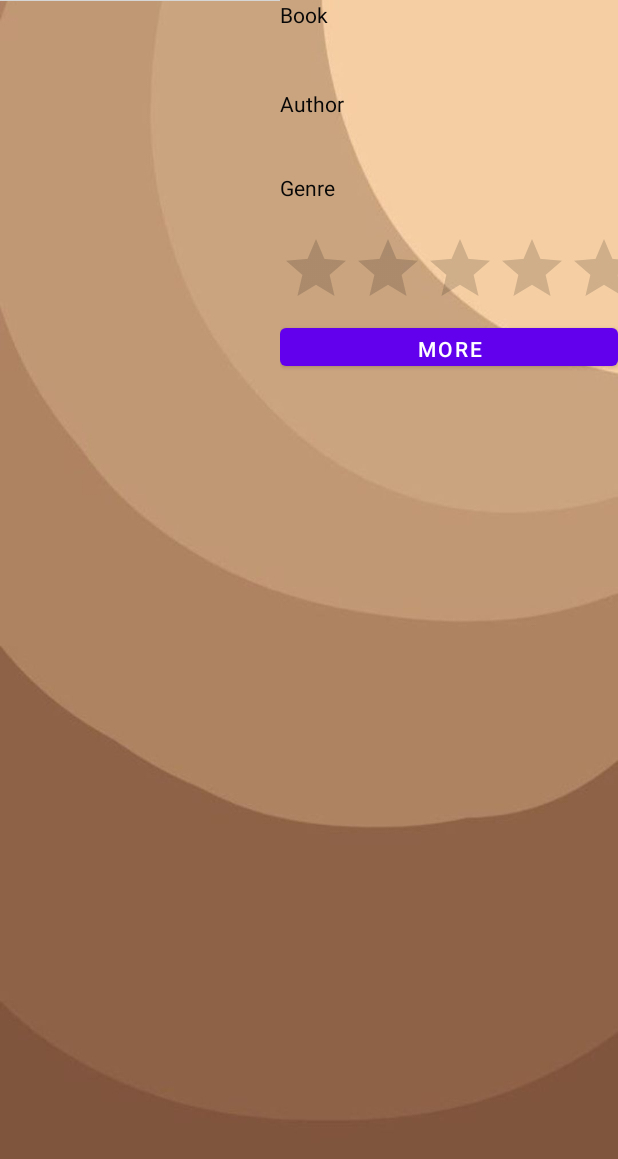
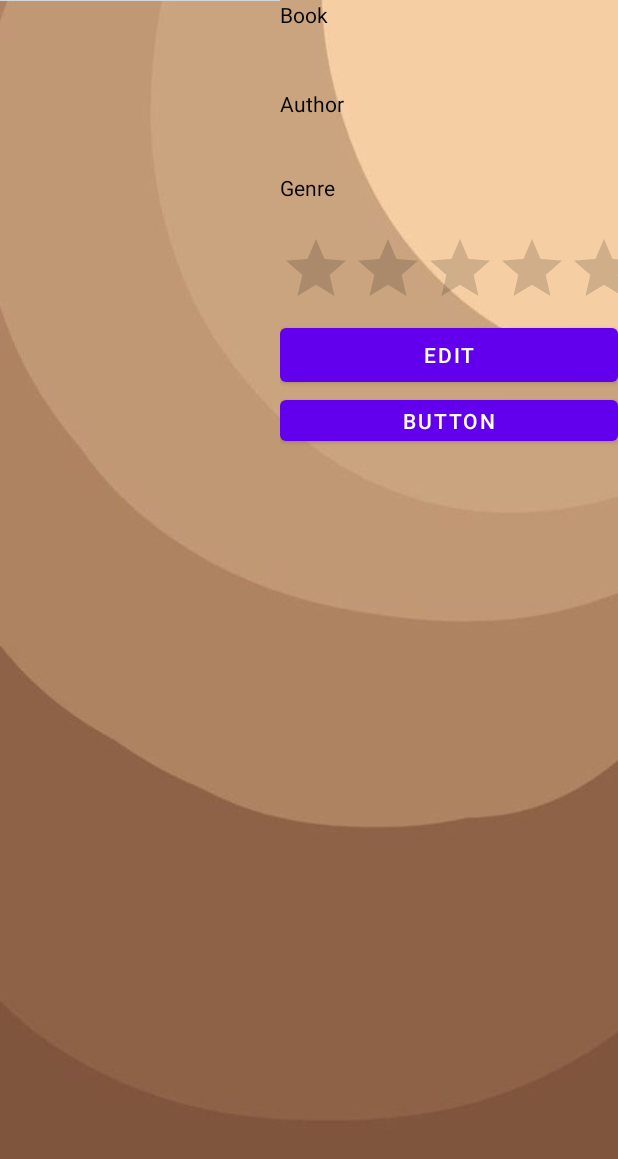
Before and after one commit to shokjumana/Jumana_final_project_0.1, an Android app: the layout book_item.xml on its own in the app's theme, with its tools: preview values and no code run, on a phone screen of 412 x 824 dp. Shown: the top 1159 px of the screen. Run offline under Robolectric (Android 15) with nearby library versions, the phone set to English and light mode, and no system bars.

Commit message:
doing edit and del button

```diff
--- a/app/src/main/res/layout/book_item.xml
+++ b/app/src/main/res/layout/book_item.xml
@@ -16,7 +16,7 @@
 
     <LinearLayout
         android:layout_width="match_parent"
-        android:layout_height="250dp"
+        android:layout_height="300dp"
         android:layout_weight="1"
         android:orientation="vertical">
 
@@ -53,9 +53,15 @@
             android:max="5" />
 
         <Button
-            android:id="@+id/btnMore"
+            android:id="@+id/btnEdit"
             android:layout_width="match_parent"
             android:layout_height="wrap_content"
-            android:text="more" />
+            android:text="Edit" />
+
+        <Button
+            android:id="@+id/button"
+            android:layout_width="match_parent"
+            android:layout_height="wrap_content"
+            android:text="Button" />
     </LinearLayout>
 </LinearLayout>
```
Also changed, not shown: app/src/main/java/shk/jumana/jumanasfinalproject/addBook.java (+9 -9 lines), app/src/main/java/shk/jumana/jumanasfinalproject/data/BookAdapter.java (+17 -2 lines), app/src/main/res/layout/activity_add_book.xml (+23 -10 lines), app/src/main/res/layout/activity_profile.xml (+6 -6 lines).
